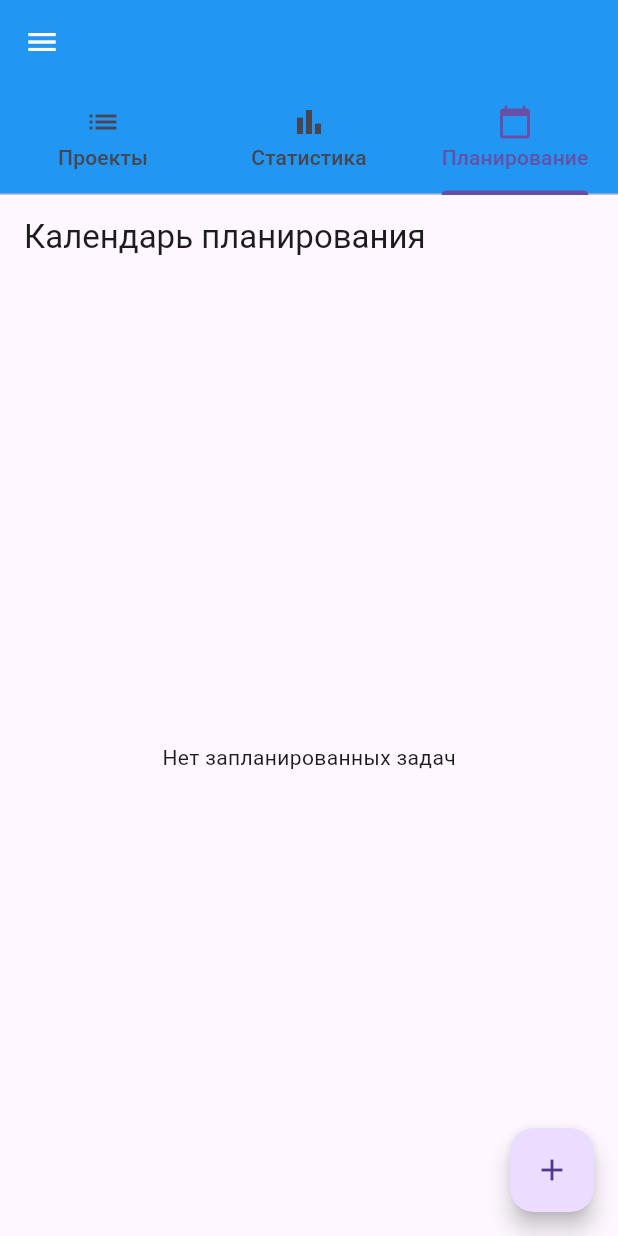
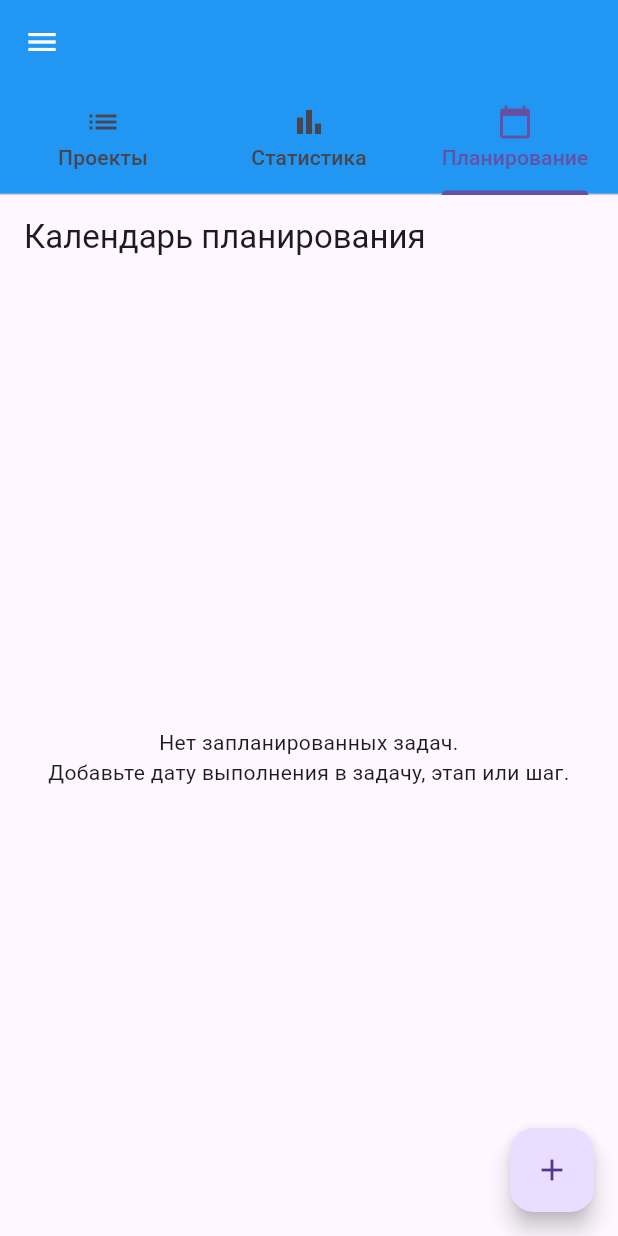
Before and after one commit to Vinillian/task_tracker, a Flutter app: the screen it shows once a user with an empty profile is signed in, tab 3 chosen, on a phone screen of 412 x 824 dp. Run offline on Flutter 3.47's test engine with Material 3 defaults, Android fonts, the phone set to English and light mode, and no system bars; our stand-ins replace cloud_firestore, firebase_auth, firebase_core, hive, hive_flutter, share_plus; accounts and stored records are empty.

Commit message:
feat: enhance planning system UI
- Improved TaskEditDialog: added planned date selection with smart initial date (falls back to due date)
- Enhanced PlanningCalendarScreen: fixed import issues and improved item grouping logic
- The planning system now properly collects and displays all scheduled items from all hierarchy levels

```diff
--- a/lib/screens/planning_calendar_screen.dart
+++ b/lib/screens/planning_calendar_screen.dart
@@ -4,6 +4,7 @@ import '../models/app_user.dart';
 import '../models/task.dart';
 import '../models/stage.dart';
 import '../models/step.dart' as custom_step;
+import '../models/project.dart';
 
 class PlanningCalendarScreen extends StatelessWidget {
   final AppUser? currentUser;
@@ -12,80 +13,178 @@ class PlanningCalendarScreen extends StatelessWidget {
 
   @override
   Widget build(BuildContext context) {
-    // Собираем все запланированные элементы
-    final plannedItems = <Widget>[];
+    // 1. Собираем все запланированные элементы
+    final plannedItems = <_PlannedItem>[];
 
-    if (currentUser != null) {
-      for (final project in currentUser!.projects) {
-        for (final task in project.tasks) {
+    // ЗАМЕНИТЬ текущий метод addTaskItems на:
+    void addTaskItems(Project project, Task task) {
       if (task.plannedDate != null) {
-            plannedItems.add(_buildPlannedItem(
-              context,
-              'Задача: ${task.name}',
-              task.plannedDate!,
-              'Проект: ${project.name}',
+        plannedItems.add(_PlannedItem(
+          type: 'Задача',
+          name: task.name,
+          date: task.plannedDate!,
+          projectName: project.name,
+          onTap: () => _showCompletionDialog(context, task, project),
         ));
       }
 
       for (final stage in task.stages) {
         if (stage.plannedDate != null) {
-              plannedItems.add(_buildPlannedItem(
-                context,
-                'Этап: ${stage.name}',
-                stage.plannedDate!,
-                'Задача: ${task.name}',
+          plannedItems.add(_PlannedItem(
+            type: 'Этап',
+            name: stage.name,
+            date: stage.plannedDate!,
+            projectName: project.name,
+            taskName: task.name,
+            onTap: () => _showCompletionDialog(context, stage, project, task),
           ));
         }
 
         for (final step in stage.steps) {
           if (step.plannedDate != null) {
-                plannedItems.add(_buildPlannedItem(
-                  context,
-                  'Шаг: ${step.name}',
-                  step.plannedDate!,
-                  'Этап: ${stage.name}',
+            plannedItems.add(_PlannedItem(
+              type: 'Шаг',
+              name: step.name,
+              date: step.plannedDate!,
+              projectName: project.name,
+              taskName: task.name,
+              stageName: stage.name,
+              onTap: () => _showCompletionDialog(context, step, project, task, stage),
             ));
           }
         }
       }
     }
+
+    if (currentUser != null) {
+      for (final project in currentUser!.projects) {
+        for (final task in project.tasks) {
+          addTaskItems(project, task);
         }
       }
+    }
+
+    // 2. Сортируем по дате
+    plannedItems.sort((a, b) => a.date.compareTo(b.date));
+
+    // 3. Группируем по датам
+    final groupedItems = <DateTime, List<_PlannedItem>>{};
+    for (final item in plannedItems) {
+      final date = DateTime(item.date.year, item.date.month, item.date.day);
+      groupedItems.putIfAbsent(date, () => []).add(item);
+    }
+
+    // 4. Сортируем даты
+    final sortedDates = groupedItems.keys.toList()..sort();
 
     return Scaffold(
       appBar: AppBar(
         title: const Text('Календарь планирования'),
       ),
-      body: plannedItems.isEmpty
+      body: groupedItems.isEmpty
           ? const Center(
-        child: Text('Нет запланированных задач'),
+        child: Text('Нет запланированных задач.\nДобавьте дату выполнения в задачу, этап или шаг.',
+            textAlign: TextAlign.center),
       )
-          : ListView(
-        children: plannedItems,
+          : ListView.builder(
+        itemCount: sortedDates.length,
+        itemBuilder: (context, index) {
+          final date = sortedDates[index];
+          final items = groupedItems[date]!;
+
+          return Column(
+            crossAxisAlignment: CrossAxisAlignment.start,
+            children: [
+              Padding(
+                padding: const EdgeInsets.all(16.0),
+                child: Text(
+                  DateFormat('dd MMMM yyyy, EEEE').format(date),
+                  style: const TextStyle(
+                      fontSize: 18, fontWeight: FontWeight.bold),
+                ),
+              ),
+              ...items.map((item) => _buildPlannedItem(context, item)).toList(),
+            ],
+          );
+        },
       ),
     );
   }
 
-  Widget _buildPlannedItem(BuildContext context, String title, DateTime date, String subtitle) {
+  Widget _buildPlannedItem(BuildContext context, _PlannedItem item) {
     return Card(
       margin: const EdgeInsets.symmetric(horizontal: 8, vertical: 4),
       child: ListTile(
-        leading: const Icon(Icons.calendar_today),
-        title: Text(title),
+        leading: _getIconForType(item.type),
+        title: Text(item.name),
         subtitle: Column(
           crossAxisAlignment: CrossAxisAlignment.start,
           children: [
-            Text(subtitle),
-            Text('На: ${DateFormat('dd.MM.yyyy').format(date)}'),
+            Text('${item.type} • ${item.projectName}'),
+            if (item.taskName != null) Text('Задача: ${item.taskName}'),
+            if (item.stageName != null) Text('Этап: ${item.stageName}'),
+            Text('На: ${DateFormat('HH:mm').format(item.date)}'),
           ],
         ),
         trailing: IconButton(
-          icon: const Icon(Icons.check_circle),
-          onPressed: () {
-            // TODO: Реализовать отметку выполнения
-          },
+          icon: const Icon(Icons.check_circle_outline),
+          onPressed: item.onTap,
+          tooltip: 'Отметить выполнение',
         ),
+        onTap: item.onTap,
+      ),
+    );
+  }
+
+  Icon _getIconForType(String type) {
+    switch (type) {
+      case 'Задача':
+        return const Icon(Icons.task, color: Colors.blue);
+      case 'Этап':
+        return const Icon(Icons.album, color: Colors.green);
+      case 'Шаг':
+        return const Icon(Icons.star, color: Colors.orange);
+      default:
+        return const Icon(Icons.calendar_today);
+    }
+  }
+
+  // Заглушка для диалога выполнения (будет реализована на следующем этапе)
+  void _showCompletionDialog(BuildContext context, dynamic item,
+      [Project? project, Task? task, Stage? stage]) {
+    showDialog(
+      context: context,
+      builder: (context) => AlertDialog(
+        title: const Text('Функция в разработке'),
+        content: const Text('Детальный диалог выполнения будет реализован на следующем этапе.'),
+        actions: [
+          TextButton(
+            onPressed: () => Navigator.pop(context),
+            child: const Text('OK'),
+          ),
+        ],
       ),
     );
   }
 }
+
+// Вспомогательный класс для хранения данных о запланированном элементе
+class _PlannedItem {
+  final String type;
+  final String name;
+  final DateTime date;
+  final String projectName;
+  final String? taskName;
+  final String? stageName;
+  final VoidCallback onTap;
+
+  _PlannedItem({
+    required this.type,
+    required this.name,
+    required this.date,
+    required this.projectName,
+    this.taskName,
+    this.stageName,
+    required this.onTap,
+  });
+}
--- a/lib/widgets/task_edit_dialog.dart
+++ b/lib/widgets/task_edit_dialog.dart
@@ -28,6 +28,7 @@ class _TaskEditDialogState extends State<TaskEditDialog> {
   DateTime? _plannedDate;
   Recurrence? _plannedRecurrence;
 
+
   @override
   void initState() {
     super.initState();
@@ -39,6 +40,7 @@ class _TaskEditDialogState extends State<TaskEditDialog> {
       _recurrence = widget.initialTask!.recurrence;
       _dueDate = widget.initialTask!.dueDate;
       _plannedDate = widget.initialTask!.plannedDate;
+      _plannedDate = widget.initialTask?.plannedDate;
     } else {
       _stepsController.text = '1';
     }
@@ -101,13 +103,13 @@ class _TaskEditDialogState extends State<TaskEditDialog> {
             ),
             ListTile(
               title: Text(_plannedDate == null
-                  ? 'Запланировать дату'
+                  ? 'Запланировать дату выполнения'  // Измененный текст
                   : 'Запланировано: ${DateFormat('dd.MM.yyyy').format(_plannedDate!)}'),
               trailing: const Icon(Icons.calendar_today),
               onTap: () async {
                 final date = await showDatePicker(
                   context: context,
-                  initialDate: _plannedDate ?? DateTime.now(),
+                  initialDate: _plannedDate ?? _dueDate ?? DateTime.now(),  // Исправлено здесь
                   firstDate: DateTime.now(),
                   lastDate: DateTime.now().add(const Duration(days: 365)),
                 );
```
Lines whose indentation alone changed are shown as unchanged.
